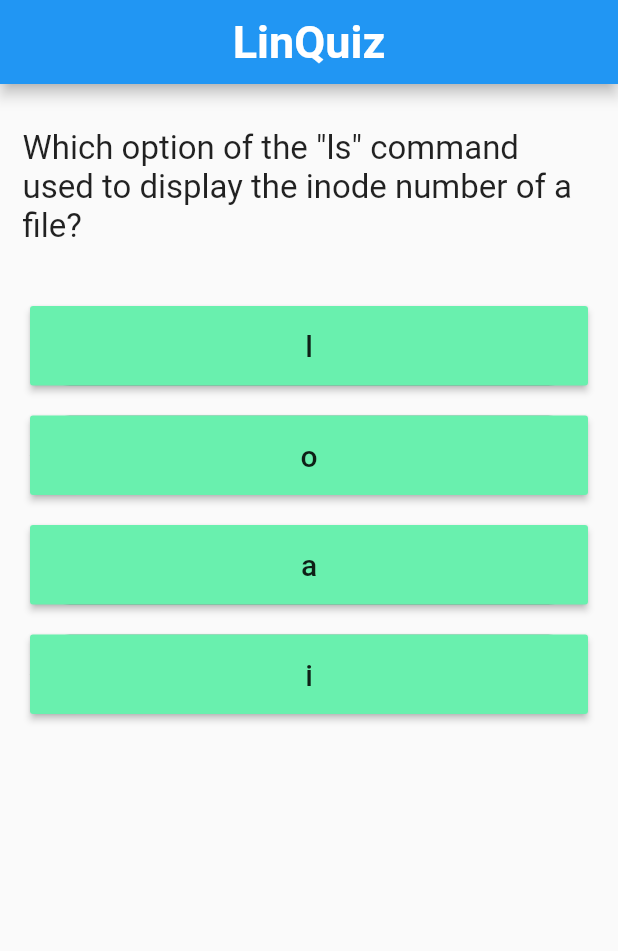
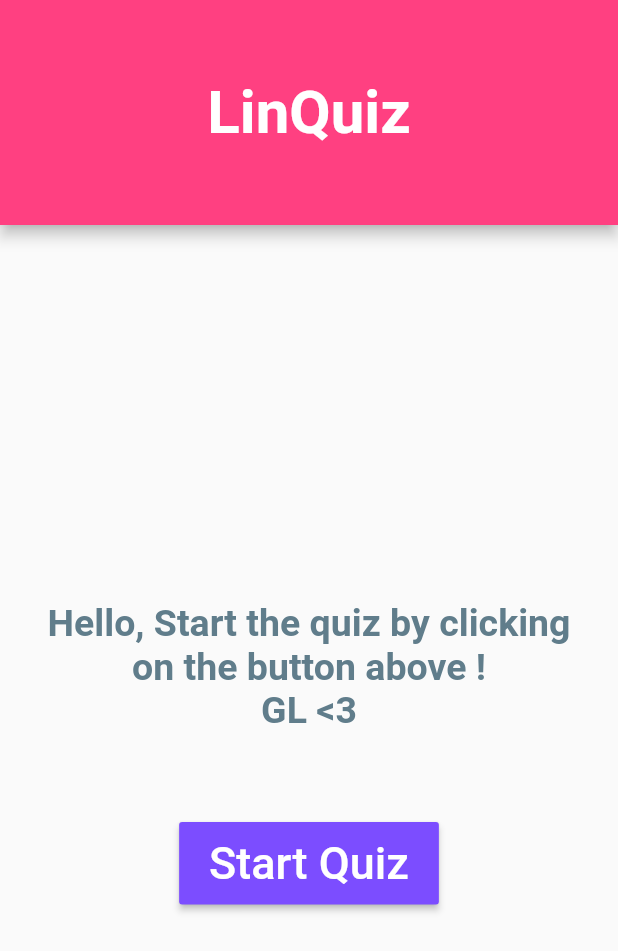
Before and after one commit to oumaima-lmhamdi/Flutter-training, a Flutter app: the screen it shows after launch, on a phone screen of 412 x 824 dp. Shown: the top 951 px of the screen. Run offline on Flutter 3.47's test engine with Material 2 defaults, Android fonts, the phone set to English and light mode, and no system bars.

Commit message:
adding home page and returning to previous question

```diff
--- /dev/null
+++ b/linquiz_app/lib/homePage.dart
@@ -0,0 +1,46 @@
+import 'package:flutter/material.dart';
+
+
+class HomePage extends StatelessWidget {
+  final Function s ;
+
+  const HomePage(this.s);
+
+  @override
+  Widget build(BuildContext context) {
+    return Scaffold(
+      appBar: AppBar(
+        toolbarHeight: 150,
+        backgroundColor: Colors.pinkAccent,
+        centerTitle: true,
+          title: Text(
+            "LinQuiz",
+            style: TextStyle(
+              fontSize: 40,
+              fontWeight: FontWeight.bold,
+      ),
+      ) ,
+    ),
+    body: Center(
+      child:Column(
+        mainAxisAlignment: MainAxisAlignment.center,
+        children:[
+          Container(
+            margin: EdgeInsets.symmetric(vertical:30,horizontal:20,),
+            child: Text("Hello, Start the quiz by clicking on the button above ! \nGL <3", style: TextStyle(color: Colors.blueGrey, fontSize: 25, fontWeight: FontWeight.bold), textAlign: TextAlign.center,)),
+          SizedBox(height:30),
+          Container(
+            child:RaisedButton(
+            padding: EdgeInsets.symmetric(vertical:10,horizontal:20,),
+            color: Colors.deepPurpleAccent,
+            child: Text("Start Quiz", style: TextStyle(fontSize:30,),),
+            textColor: Colors.white,
+            onPressed:s,
+                      ),
+          ),
+                    ],
+                  ),
+                ),
+                );
+              }
+}
--- a/linquiz_app/lib/main.dart
+++ b/linquiz_app/lib/main.dart
@@ -1,6 +1,5 @@
 import 'package:flutter/material.dart';
-import 'answers.dart';
-import 'questions.dart';
+import 'package:linquiz_app/homePage.dart';
 import 'quiz.dart';
 import 'result.dart';
 
@@ -12,10 +11,13 @@ class MyApp extends StatefulWidget {
 }
 
 class _MyAppState extends State<MyApp> {
+  var started = false;
   void _resetQuiz() {
     setState(() {
-      questionIndex = 0;
+      started = false;
+      questionIndex=0;
       _totalScore = 0;
+      scores.clear();
     });
   }
 
@@ -27,14 +29,14 @@ class _MyAppState extends State<MyApp> {
         {'text': 'l', 'score': 0},
         {'text': 'o', 'score': 0},
         {'text': 'a', 'score': 0},
-        {'text': 'i', 'score': 10},
+        {'text': 'i', 'score': 2},
       ]
     },
     {
       'questionText':
           'Which command to use to find the resource limit of a session?',
       'answers': [
-        {'text': 'ulimit', 'score': 10},
+        {'text': 'ulimit', 'score': 2},
         {'text': 'sterlimit', 'score': 0},
         {'text': 'getrlimit', 'score': 0},
         {'text': 'rlimit', 'score': 0},
@@ -44,7 +46,7 @@ class _MyAppState extends State<MyApp> {
       'questionText': 'Which command is used to print a file?',
       'answers': [
         {'text': 'ptr', 'score': 0},
-        {'text': 'lpr', 'score': 0},
+        {'text': 'lpr', 'score': 2},
         {'text': 'print', 'score': 0},
         {'text': 'None of the above', 'score': 0},
       ]
@@ -53,7 +55,7 @@ class _MyAppState extends State<MyApp> {
       'questionText':
           'Which command is used to display the version of your system?',
       'answers': [
-        {'text': 'uname -r', 'score': 0},
+        {'text': 'uname -r', 'score': 2},
         {'text': 'uname -t', 'score': 0},
         {'text': 'kernel', 'score': 0},
         {'text': 'uname -n', 'score': 0},
@@ -64,7 +66,7 @@ class _MyAppState extends State<MyApp> {
           'Which command is used to display the name of your operating system?',
       'answers': [
         {'text': 'unix', 'score': 0},
-        {'text': 'uname', 'score': 0},
+        {'text': 'uname', 'score': 2},
         {'text': 'os', 'score': 0},
         {'text': 'kernel', 'score': 0},
       ]
@@ -73,7 +75,7 @@ class _MyAppState extends State<MyApp> {
       'questionText':
           'Which command is used to save a session of a user login to a file?',
       'answers': [
-        {'text': 'script', 'score': 0},
+        {'text': 'script', 'score': 2},
         {'text': 'macro', 'score': 0},
         {'text': 'read', 'score': 0},
         {'text': 'None of the above', 'score': 0},
@@ -85,7 +87,7 @@ class _MyAppState extends State<MyApp> {
       'answers': [
         {'text': 'ctty', 'score': 0},
         {'text': 'ptty', 'score': 0},
-        {'text': 'stty', 'score': 0},
+        {'text': 'stty', 'score': 2},
         {'text': 'tty', 'score': 0},
       ]
     },
@@ -93,7 +95,7 @@ class _MyAppState extends State<MyApp> {
       'questionText': 'Which command is used to identify the file type?',
       'answers': [
         {'text': 'Type', 'score': 0},
-        {'text': 'File', 'score': 0},
+        {'text': 'File', 'score': 2},
         {'text': 'Finfo', 'score': 0},
         {'text': 'Info', 'score': 0},
       ]
@@ -102,10 +104,10 @@ class _MyAppState extends State<MyApp> {
       'questionText':
           'Which option of the "rm" command is used to delete a directory with all of its subdirectories?',
       'answers': [
-        {'text': 'o', 'score': 0},
-        {'text': 'p', 'score': 0},
-        {'text': 'r', 'score': 0},
-        {'text': 'b', 'score': 0},
+        {'text': '-o', 'score': 0},
+        {'text': '-p', 'score': 0},
+        {'text': '-r', 'score': 2},
+        {'text': '-b', 'score': 0},
       ]
     },
     {
@@ -113,7 +115,7 @@ class _MyAppState extends State<MyApp> {
           'Which command creates an empty file if the file does not exist?',
       'answers': [
         {'text': 'cat', 'score': 0},
-        {'text': 'touch', 'score': 0},
+        {'text': 'touch', 'score': 2},
         {'text': 'red', 'score': 0},
         {'text': 'ed', 'score': 0},
       ]
@@ -122,18 +124,37 @@ class _MyAppState extends State<MyApp> {
 
   int _totalScore = 0;
   int questionIndex = 0;
+  var scores = new List();
 
   void answerQuestion(score) {
+    scores.add(score);
     _totalScore += score;
     setState(() {
       questionIndex += 1;
     });
+    print("scores = $scores");
+    print("totalScore=$_totalScore");
   }
+
+  void s() {
+    setState(() {
+      started = true;
+    });
+  }
+
+  // String get comment{
+  //   String commentText;
+
+  //   return commentText;
+  // }
 
   @override
   Widget build(BuildContext context) {
     return MaterialApp(
-      home: Scaffold(
+      debugShowCheckedModeBanner: false,
+      home: !started == true
+          ? HomePage(s)
+          : Scaffold(
               appBar: AppBar(
                 centerTitle: true,
                 title: Text(
@@ -148,6 +169,21 @@ class _MyAppState extends State<MyApp> {
                   child: questionIndex < _questions.length
                       ? Quiz(_questions, questionIndex, answerQuestion)
                       : Result(_resetQuiz, _totalScore)),
+
+              floatingActionButton: (questionIndex < _questions.length && questionIndex>0)?
+              FloatingActionButton(
+                onPressed: () {
+                  setState(() {
+                    questionIndex -= 1;
+                    _totalScore -= scores[questionIndex];
+                  });
+                  print("_totalScores=$_totalScore");
+                },
+                child: Icon(
+                  Icons.arrow_back_rounded,
+                  color: Colors.deepPurpleAccent,
+                ),
+              ) : null,
             ),
     );
   }
--- a/linquiz_app/lib/result.dart
+++ b/linquiz_app/lib/result.dart
@@ -11,7 +11,7 @@ class Result extends StatelessWidget {
           mainAxisAlignment: MainAxisAlignment.center,
       children: [
         Text(
-          "$resultScore",
+          "Your score is : ",
           style: TextStyle(
             color: Colors.grey,
             fontSize: 32,
@@ -19,9 +19,20 @@ class Result extends StatelessWidget {
           ),
           textAlign: TextAlign.center,
         ),
+        SizedBox(height: 20,),
+        Text(
+          "$resultScore/20",
+          style: TextStyle(
+            color: Colors.deepPurpleAccent,
+            fontSize: 40,
+            fontWeight: FontWeight.bold,
+          ),
+          textAlign: TextAlign.center,
+        ),
         SizedBox(height: 30,),
         RaisedButton(
-          child: Text("Reset Test"),
+          padding: EdgeInsets.symmetric(vertical:15, horizontal:25,),
+          child: Text("Reset Quiz", style: TextStyle(color:Colors.white, fontSize:25, fontWeight:FontWeight.bold),),
           color: Colors.pinkAccent,
           onPressed: f,
         ),
```
Lines whose indentation alone changed are shown as unchanged.
